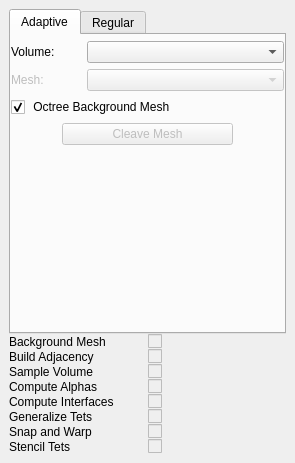
SCIInstitute/Cleaver, file src/gui/Application/ToolWidgets/CleaverWidget.ui: the form before one commit.
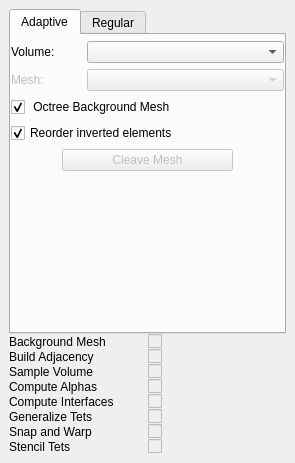
The form after the commit.

Patch:
```diff
--- a/src/gui/Application/ToolWidgets/CleaverWidget.ui
+++ b/src/gui/Application/ToolWidgets/CleaverWidget.ui
@@ -160,6 +160,16 @@
           </layout>
          </widget>
         </item>
+        <item>
+         <widget class="QCheckBox" name="fixJacobianCheckBox">
+          <property name="text">
+           <string>Reorder inverted elements</string>
+          </property>
+          <property name="checked">
+           <bool>true</bool>
+          </property>
+         </widget>
+        </item>
         <item>
          <widget class="QWidget" name="cleaveButtonWidget" native="true">
           <layout class="QHBoxLayout" name="horizontalLayout_7">
```
Left out of the diff: 125 changed lines with no effect on the pictures.
